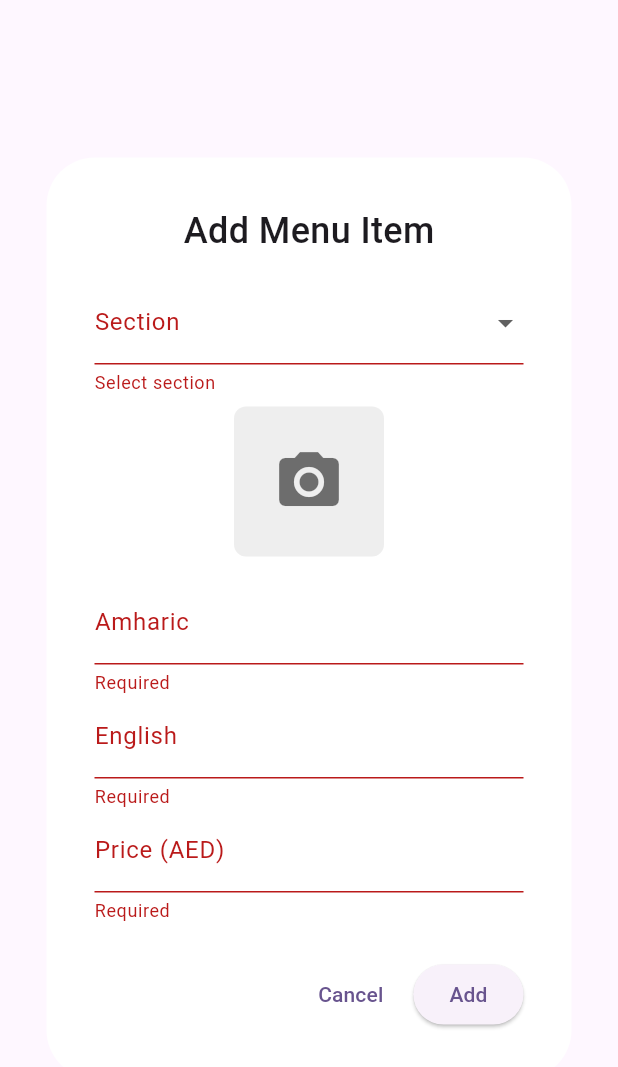
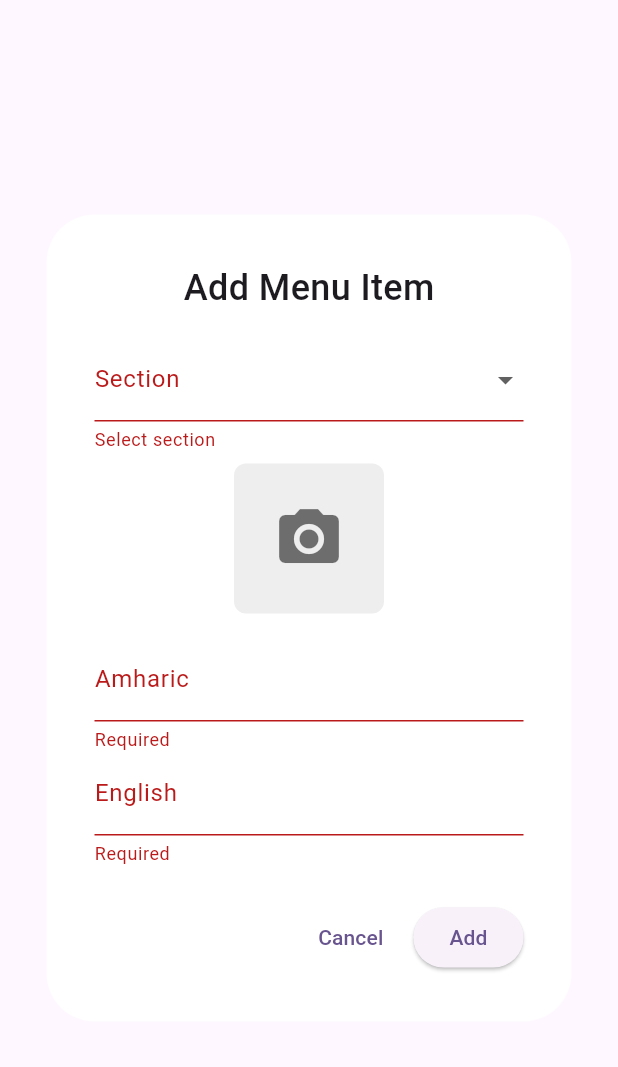
Before and after one commit to samitad2024/Digital_Menu_With_QR_Code, a Flutter app: the AdminMenuItemFormScreen widget shown alone on an empty page, opened directly, after a tap on "Add", on a phone screen of 412 x 824 dp. Shown: the top 1067 px of the screen. Run offline on Flutter 3.47's test engine with Material 3 defaults, Android fonts, the phone set to English and light mode, and no system bars; our stand-ins replace cloud_firestore, dartz, device_preview, firebase_core, firebase_storage, get_it and 1 more; accounts and stored records are empty.

Commit message:
second version

```diff
--- a/lib/data/models/menu_item_model.dart
+++ b/lib/data/models/menu_item_model.dart
@@ -3,27 +3,24 @@ import '../../domain/entities/menu_item.dart';
 class MenuItemModel extends MenuItem {
   MenuItemModel({
     required String id,
-    required String name,
-    required String description,
-    required double price,
-    required String category,
+    required String amharic,
+    required String english,
+    required String section,
     required String imageUrl,
   }) : super(
           id: id,
-          name: name,
-          description: description,
-          price: price,
-          category: category,
+          amharic: amharic,
+          english: english,
+          section: section,
           imageUrl: imageUrl,
         );
 
   factory MenuItemModel.fromMap(Map<String, dynamic> map) {
     return MenuItemModel(
       id: map['id'] ?? '',
-      name: map['name'] ?? '',
-      description: map['description'] ?? '',
-      price: (map['price'] ?? 0).toDouble(),
-      category: map['category'] ?? '',
+      amharic: map['amharic'] ?? '',
+      english: map['english'] ?? '',
+      section: map['section'] ?? '',
       imageUrl: map['imageUrl'] ?? '',
     );
   }
@@ -31,10 +28,9 @@ class MenuItemModel extends MenuItem {
   Map<String, dynamic> toMap() {
     return {
       'id': id,
-      'name': name,
-      'description': description,
-      'price': price,
-      'category': category,
+      'amharic': amharic,
+      'english': english,
+      'section': section,
       'imageUrl': imageUrl,
     };
   }
--- a/lib/data/providers/menu_provider.dart
+++ b/lib/data/providers/menu_provider.dart
@@ -11,7 +11,6 @@ class MenuItem {
   final String id;
   final String amharic;
   final String english;
-  final String price;
   final String section;
   final String imageUrl;
 
@@ -19,7 +18,6 @@ class MenuItem {
     required this.id,
     required this.amharic,
     required this.english,
-    required this.price,
     required this.section,
     required this.imageUrl,
   });
@@ -30,7 +28,6 @@ class MenuItem {
       id: doc.id,
       amharic: data['amharic'] ?? '',
       english: data['english'] ?? '',
-      price: data['price'] ?? '',
       section: data['section'] ?? '',
       imageUrl: data['imageUrl'] ?? '',
     );
@@ -40,7 +37,6 @@ class MenuItem {
     return {
       'amharic': amharic,
       'english': english,
-      'price': price,
       'section': section,
       'imageUrl': imageUrl,
     };
--- a/lib/domain/entities/menu_item.dart
+++ b/lib/domain/entities/menu_item.dart
@@ -1,18 +1,16 @@
 // Core business object: MenuItem
 class MenuItem {
   final String id;
-  final String name;
-  final String description;
-  final double price;
-  final String category;
+  final String amharic;
+  final String english;
+  final String section;
   final String imageUrl;
 
   MenuItem({
     required this.id,
-    required this.name,
-    required this.description,
-    required this.price,
-    required this.category,
+    required this.amharic,
+    required this.english,
+    required this.section,
     required this.imageUrl,
   });
 }
--- a/lib/presentation/admin/admin_dashboard_page.dart
+++ b/lib/presentation/admin/admin_dashboard_page.dart
@@ -125,7 +125,6 @@ class _SectionCRUD extends StatelessWidget {
                                   child: const Icon(Icons.image, size: 24),
                                 ),
                           title: Text(item.amharic + ' / ' + item.english),
-                          subtitle: Text('Price (AED): ${item.price}'),
                           trailing: Row(
                             mainAxisSize: MainAxisSize.min,
                             children: [
@@ -159,7 +158,6 @@ class _SectionCRUD extends StatelessWidget {
       {MenuItem? item}) {
     final amharicController = TextEditingController(text: item?.amharic ?? '');
     final englishController = TextEditingController(text: item?.english ?? '');
-    final priceController = TextEditingController(text: item?.price ?? '');
     final imageUrl = item?.imageUrl ?? '';
     XFile? selectedImage;
     String? errorMsg;
@@ -258,12 +256,6 @@ class _SectionCRUD extends StatelessWidget {
                       controller: englishController,
                       decoration: const InputDecoration(labelText: 'English'),
                     ),
-                    TextField(
-                      controller: priceController,
-                      decoration:
-                          const InputDecoration(labelText: 'Price (AED)'),
-                      keyboardType: TextInputType.number,
-                    ),
                     if (uploadProgress != null && uploadProgress! < 1.0)
                       Padding(
                         padding: const EdgeInsets.symmetric(vertical: 8.0),
@@ -280,8 +272,7 @@ class _SectionCRUD extends StatelessWidget {
                 ElevatedButton(
                   onPressed: () async {
                     if (amharicController.text.isEmpty ||
-                        englishController.text.isEmpty ||
-                        priceController.text.isEmpty) {
+                        englishController.text.isEmpty) {
                       ScaffoldMessenger.of(context).showSnackBar(const SnackBar(
                           content: Text('All fields are required!')));
                       return;
@@ -317,7 +308,6 @@ class _SectionCRUD extends StatelessWidget {
                       id: item?.id ?? '',
                       amharic: amharicController.text,
                       english: englishController.text,
-                      price: priceController.text,
                       section: section,
                       imageUrl: finalImageUrl,
                     );
--- a/lib/presentation/admin/views/admin_menu_item_form_screen.dart
+++ b/lib/presentation/admin/views/admin_menu_item_form_screen.dart
@@ -16,12 +16,25 @@ class AdminMenuItemFormScreen extends StatefulWidget {
 
 class _AdminMenuItemFormScreenState extends State<AdminMenuItemFormScreen> {
   final _formKey = GlobalKey<FormState>();
-  String? _amharic, _english, _price, _imageUrl, _uploadError;
+  String? _amharic, _english, _imageUrl, _uploadError;
   double _uploadProgress = 0.0;
   bool _uploading = false;
   String? _section; // Add section selection
   bool _adding = false; // Prevent repeated add
   XFile? _imageFile; // Store picked image file
+
+  @override
+  void didChangeDependencies() {
+    super.didChangeDependencies();
+    // If editing, initialize fields (ensure type safety)
+    final args = ModalRoute.of(context)?.settings.arguments;
+    if (args is MenuItem) {
+      _amharic = args.amharic;
+      _english = args.english;
+      _section = args.section;
+      _imageUrl = args.imageUrl;
+    }
+  }
 
   // Helper to check for duplicate items in the same section
   bool _isDuplicate(MenuProvider menuProvider) {
@@ -30,9 +43,7 @@ class _AdminMenuItemFormScreenState extends State<AdminMenuItemFormScreen> {
     return items.any((item) =>
         item.amharic == (_amharic ?? '') &&
         item.english == (_english ?? '') &&
-        item.price == (_price ?? '') &&
         // Only check imageUrl for duplication if an image has been selected
-        // This prevents "duplicate" issues if you're just typing names for new items
         (item.imageUrl == (_imageUrl ?? '') &&
             _imageUrl != null &&
             _imageUrl!.isNotEmpty));
@@ -140,7 +151,6 @@ class _AdminMenuItemFormScreenState extends State<AdminMenuItemFormScreen> {
           id: '', // ID will be generated by the backend/provider
           amharic: _amharic ?? '',
           english: _english ?? '',
-          price: _price ?? '',
           section: _section ?? '',
           imageUrl: _imageUrl ?? '',
         ),
@@ -163,6 +173,8 @@ class _AdminMenuItemFormScreenState extends State<AdminMenuItemFormScreen> {
   @override
   Widget build(BuildContext context) {
     final menuProvider = Provider.of<MenuProvider>(context);
+    // If you ever initialize _price from a MenuItem, use priceToString(item.price)
+    // Example: _price = priceToString(item.price);
     return Center(
       child: Material(
         color: Colors.transparent,
@@ -312,18 +324,7 @@ class _AdminMenuItemFormScreenState extends State<AdminMenuItemFormScreen> {
                   onSaved: (v) => _english = v,
                   validator: (v) => v == null || v.isEmpty ? 'Required' : null,
                 ),
-                TextFormField(
-                  decoration: const InputDecoration(labelText: 'Price (AED)'),
-                  keyboardType: TextInputType.number,
-                  onChanged: (v) => setState(() {
-                    _price = v;
-                    _uploadError = null; // Clear error on text change
-                  }),
-                  onSaved: (v) => _price = v,
-                  validator: (v) => v == null || v.isEmpty ? 'Required' : null,
-                ),
-                // Removed the explicit "Image is required" text below the form fields
-                // as the dialog handles it more prominently.
+                // Removed the price field as per the change request
                 const SizedBox(height: 24),
                 Row(
                   mainAxisAlignment: MainAxisAlignment.end,
--- a/lib/presentation/home/views/home_page.dart
+++ b/lib/presentation/home/views/home_page.dart
@@ -237,8 +237,7 @@ class MenuSectionPage extends StatelessWidget {
                                   ),
                                   child: Row(
                                     children: [
-                                      const Icon(Icons.attach_money,
-                                          color: Colors.white, size: 18),
+
                                       Text(
                                         data['price'] ?? '',
                                         style: const TextStyle(
--- a/pubspec.yaml
+++ b/pubspec.yaml
@@ -48,6 +48,7 @@ dependencies:
   get_it: ^7.2.0
   dartz: ^0.10.1
   image_picker: ^1.0.7
+  device_preview: ^1.1.0
 
 dev_dependencies:
   flutter_test:
```
Also changed, not shown: lib/main.dart (+8 -1 lines), lib/presentation/admin/models/admin_menu_item_form_model.dart (+12 -16 lines), lib/presentation/home/views/menu_item_card.dart (+123 -69 lines), pubspec.lock, 1 other file.
